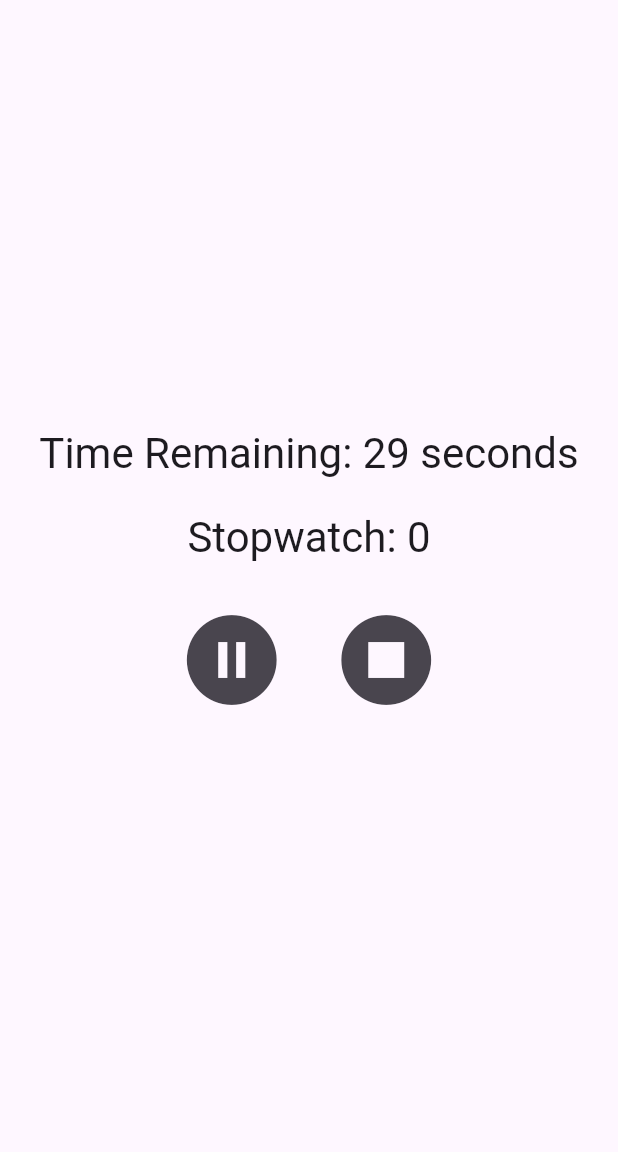
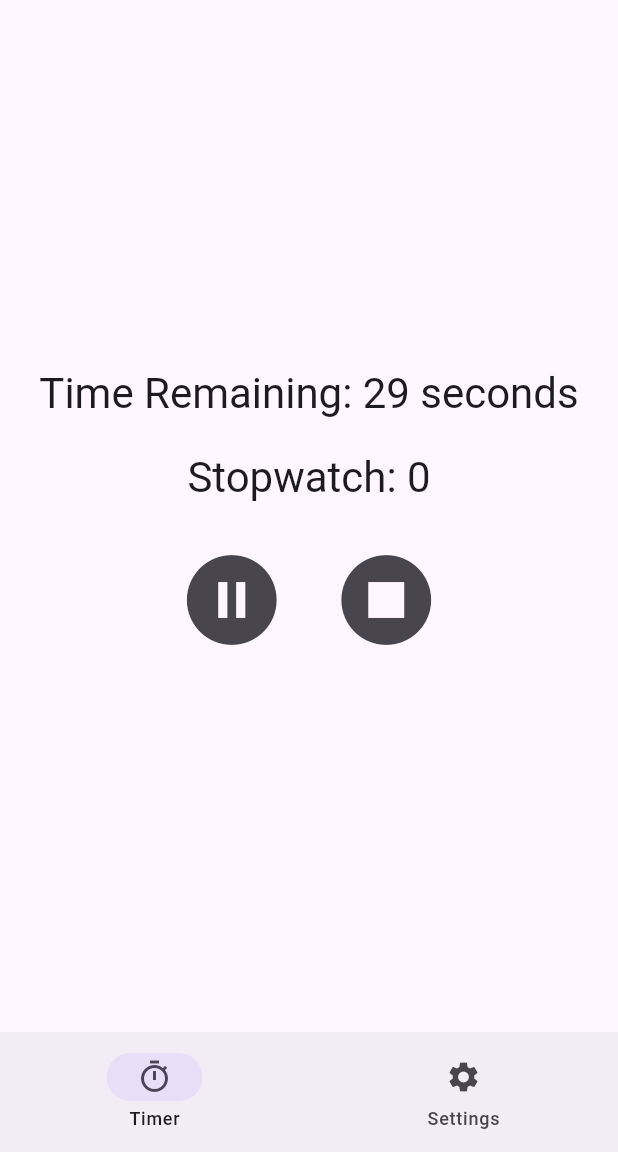
Before and after one commit to LaineOtto/meditation-timer-plus, a Flutter app: the screen it shows after launch, after a tap on the "play circle filled" icon, on a phone screen of 412 x 824 dp, the part 84-1236 px from its top. Run offline on Flutter 3.47's test engine with Material 3 defaults, Android fonts, the phone set to English and light mode, and no system bars; statements that could not run were skipped.

Commit message:
add placeholder settings page and navigation

```diff
--- a/meditation_timer_plus/lib/main.dart
+++ b/meditation_timer_plus/lib/main.dart
@@ -17,20 +17,6 @@ class MyApp extends StatelessWidget {
       title: 'Meditation Timer Plus',
       theme: ThemeData(
         // This is the theme of your application.
-        //
-        // TRY THIS: Try running your application with "flutter run". You'll see
-        // the application has a purple toolbar. Then, without quitting the app,
-        // try changing the seedColor in the colorScheme below to Colors.green
-        // and then invoke "hot reload" (save your changes or press the "hot
-        // reload" button in a Flutter-supported IDE, or press "r" if you used
-        // the command line to start the app).
-        //
-        // Notice that the counter didn't reset back to zero; the application
-        // state is not lost during the reload. To reset the state, use hot
-        // restart instead.
-        //
-        // This works for code too, not just values: Most code changes can be
-        // tested with just a hot reload.
         colorScheme: ColorScheme.fromSeed(seedColor: Colors.deepPurple),
       ),
       home: const MyHomePage(title: 'Meditation Timer Plus'),
@@ -65,35 +51,38 @@ class _MyHomePageState extends State<MyHomePage> {
   List<Duration> countdownQueue = [];
   TimerMode currentMode = TimerMode.single;
 
-  int currentIndex = 0;
-
   bool isRunning = false;
   bool isFirstRun = true;
   IconData currentIcon = Icons.play_circle_fill;
   bool countdownFinished = false;
 
-  void toggleTimers () {
-    print("Icon now start toggle: $currentIcon, isRunning: $isRunning");
+  int _currentPageIndex = 0;
+
+  @override
+  void initState() {
+    super.initState();
+    countdownTimerRemaining = defaultTime;
+  }
+
+  void toggleTimers() {
     setState(() {
       if (isRunning) {
         pauseTimers();
         currentIcon = Icons.play_circle_filled;
-        print("pause");
       } else {
         startTimers();
         currentIcon = Icons.pause_circle_filled;
-        print("play");
       }
       isRunning = !isRunning;
     });
-    print("Icon now end toggle: $currentIcon, isRunning: $isRunning \n break");
   }
 
   void startTimers() {
+    print("start");
     stopwatch.start();
     countdownTimer?.cancel();
 
-    if (countdownQueue.isNotEmpty) {
+    if (countdownQueue.isNotEmpty && isFirstRun == true) {
       currentMode = TimerMode.queue;
       countdownTimerRemaining = countdownQueue.removeAt(0);
     } else if (isFirstRun == true) {
@@ -126,7 +115,8 @@ class _MyHomePageState extends State<MyHomePage> {
     }
   }
 
-  void pauseTimers () {
+  void pauseTimers() {
+    print("pause");
     setState(() {
       stopwatch.stop();
       countdownTimer?.cancel();
@@ -138,7 +128,6 @@ class _MyHomePageState extends State<MyHomePage> {
       stopwatch.stop();
       stopwatch.reset();
       countdownTimer?.cancel();
-      print("default time in reset func: $defaultTime");
       countdownTimerRemaining = defaultTime;
       print("time remaining: ${countdownTimerRemaining.inSeconds}");
       isRunning = false;
@@ -155,15 +144,31 @@ class _MyHomePageState extends State<MyHomePage> {
 
   @override
   Widget build(BuildContext context) {
-    // This method is rerun every time setState is called, for instance as done
-    // by the _incrementCounter method above.
+    // This method is rerun every time setState is called
+
+    List<Widget> pages = [_buildTimerPage(), _buildSettingsPage()];
+
     return Scaffold(
       appBar: AppBar(
         backgroundColor: Theme.of(context).colorScheme.inversePrimary,
         title: Text(widget.title),
       ),
-      body: Center(
-        child: Column(
+      body: Center(child: pages[_currentPageIndex]),
+
+      bottomNavigationBar: NavigationBar(
+        onDestinationSelected: _onNavBarTap,
+        destinations: const [
+          NavigationDestination(icon: Icon(Icons.timer_sharp), label: 'Timer'),
+          NavigationDestination(icon: Icon(Icons.settings), label: 'Settings'),
+        ],
+        selectedIndex: _currentPageIndex,
+      ),
+    );
+  }
+
+  // Main Page
+  Widget _buildTimerPage() {
+    return Column(
           mainAxisAlignment: MainAxisAlignment.center,
           children: [
             Text(
@@ -171,13 +176,13 @@ class _MyHomePageState extends State<MyHomePage> {
               style: Theme.of(context).textTheme.headlineMedium,
               textAlign: TextAlign.center,
             ),
-            SizedBox(height: 20,),
+        SizedBox(height: 20),
             Text(
               "Stopwatch: ${stopwatch.elapsed.inSeconds}",
               style: Theme.of(context).textTheme.headlineMedium,
               textAlign: TextAlign.center,
             ),
-            SizedBox(height: 20,),
+        SizedBox(height: 20),
             Row(
               mainAxisAlignment: MainAxisAlignment.center,
               children: [
@@ -186,7 +191,7 @@ class _MyHomePageState extends State<MyHomePage> {
                   onPressed: toggleTimers,
                   icon: Icon(currentIcon),
                 ),
-                SizedBox(width: 15,),
+            SizedBox(width: 15),
                 IconButton(
                   iconSize: 72,
                   onPressed: resetTimers,
@@ -196,7 +201,20 @@ class _MyHomePageState extends State<MyHomePage> {
             ),
           ],
         ),
+      ],
+    );
+  }
+
+  Widget _buildSettingsPage() {
+    return Column(
+      mainAxisAlignment: MainAxisAlignment.center,
+      children: [
+        Text(
+          "Settings Page :)",
+          style: Theme.of(context).textTheme.headlineMedium,
+          textAlign: TextAlign.center,
       ),
+      ],
     );
   }
 }
```
